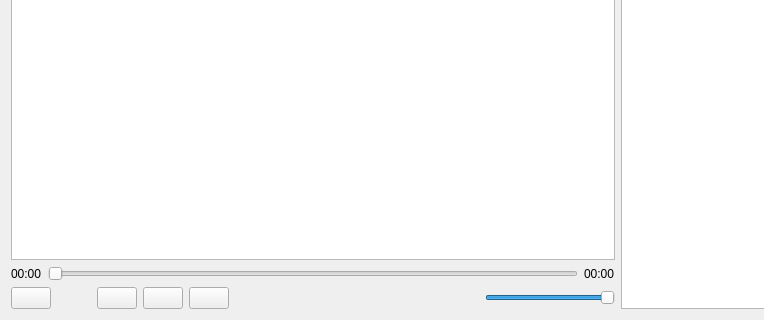
Above: src/ui/opened_project_frame.ui from tud-zih-energy/voice-annotation-tool before the change; both pictures show x 0 to 764 and y 420 to 740 of the 1235 by 740 pixel window. Below: the same form after it.
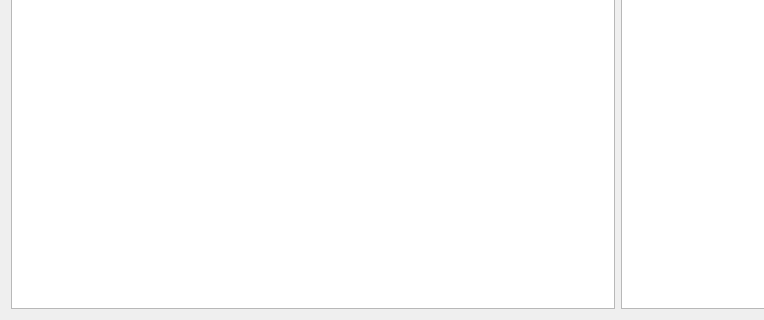
That is the form after the change. Icons and pictures are not drawn.

Commit message: Move audio playback UI into AudioPlaybackWidget class

What changed in the file:
```diff
--- a/src/ui/opened_project_frame.ui
+++ b/src/ui/opened_project_frame.ui
@@ -147,170 +147,6 @@
      <item>
       <widget class="QTextEdit" name="annotationEdit"/>
      </item>
-     <item>
-      <layout class="QHBoxLayout" name="playbackInfo">
-       <item>
-        <widget class="QLabel" name="elapsedTimeLabel">
-         <property name="text">
-          <string notr="true">00:00</string>
-         </property>
-        </widget>
-       </item>
-       <item>
-        <widget class="QSlider" name="timeSlider">
-         <property name="orientation">
-          <enum>Qt::Horizontal</enum>
-         </property>
-        </widget>
-       </item>
-       <item>
-        <widget class="QLabel" name="totalTimeLabel">
-         <property name="text">
-          <string notr="true">00:00</string>
-         </property>
-        </widget>
-       </item>
-      </layout>
-     </item>
-     <item>
-      <layout class="QHBoxLayout" name="playbackButtons">
-       <item>
-        <widget class="QPushButton" name="playPauseButton">
-         <property name="toolTip">
-          <string>Play / Pause</string>
-         </property>
-         <property name="icon">
-          <iconset resource="../../resources.qrc">
-           <normaloff>:/playback/play</normaloff>:/playback/play</iconset>
-         </property>
-         <property name="shortcut">
-          <string>Ctrl+Return</string>
-         </property>
-        </widget>
-       </item>
-       <item>
-        <spacer name="horizontalSpacer">
-         <property name="orientation">
-          <enum>Qt::Horizontal</enum>
-         </property>
-         <property name="sizeType">
-          <enum>QSizePolicy::Preferred</enum>
-         </property>
-         <property name="sizeHint" stdset="0">
-          <size>
-           <width>40</width>
-           <height>20</height>
-          </size>
-         </property>
-        </spacer>
-       </item>
-       <item>
-        <widget class="QPushButton" name="previousButton">
-         <property name="toolTip">
-          <string>Previous sample</string>
-         </property>
-         <property name="text">
-          <string/>
-         </property>
-         <property name="icon">
-          <iconset resource="../../resources.qrc">
-           <normaloff>:/playback/back</normaloff>:/playback/back</iconset>
-         </property>
-         <property name="shortcut">
-          <string>Ctrl+PgUp</string>
-         </property>
-        </widget>
-       </item>
-       <item>
-        <widget class="QPushButton" name="stopButton">
-         <property name="toolTip">
-          <string>Stop</string>
-         </property>
-         <property name="text">
-          <string/>
-         </property>
-         <property name="icon">
-          <iconset resource="../../resources.qrc">
-           <normaloff>:/playback/stop</normaloff>:/playback/stop</iconset>
-         </property>
-         <property name="shortcut">
-          <string>Ctrl+P</string>
-         </property>
-        </widget>
-       </item>
-       <item>
-        <widget class="QPushButton" name="nextButton">
-         <property name="toolTip">
-          <string>Next sample</string>
-         </property>
-         <property name="text">
-          <string/>
-         </property>
-         <property name="icon">
-          <iconset resource="../../resources.qrc">
-           <normaloff>:/playback/skip</normaloff>:/playback/skip</iconset>
-         </property>
-         <property name="shortcut">
-          <string>Ctrl+PgDown</string>
-         </property>
-        </widget>
-       </item>
-       <item>
-        <spacer name="horizontalSpacer_2">
-         <property name="orientation">
-          <enum>Qt::Horizontal</enum>
-         </property>
-         <property name="sizeHint" stdset="0">
-          <size>
-           <width>40</width>
-           <height>20</height>
-          </size>
-         </property>
-        </spacer>
-       </item>
-       <item>
-        <widget class="QLabel" name="volumeLabel">
-         <property name="sizePolicy">
-          <sizepolicy hsizetype="Maximum" vsizetype="Preferred">
-           <horstretch>0</horstretch>
-           <verstretch>0</verstretch>
-          </sizepolicy>
-         </property>
-         <property name="text">
-          <string/>
-         </property>
-         <property name="pixmap">
-          <pixmap resource="../../resources.qrc">:/playback/volume</pixmap>
-         </property>
-        </widget>
-       </item>
-       <item>
-        <widget class="QSlider" name="volumeSlider">
-         <property name="sizePolicy">
-          <sizepolicy hsizetype="Preferred" vsizetype="Fixed">
-           <horstretch>0</horstretch>
-           <verstretch>0</verstretch>
-          </sizepolicy>
-         </property>
-         <property name="minimumSize">
-          <size>
-           <width>130</width>
-           <height>0</height>
-          </size>
-         </property>
-         <property name="maximum">
-          <number>100</number>
-         </property>
-         <property name="value">
-          <number>100</number>
-         </property>
-         <property name="orientation">
-          <enum>Qt::Horizontal</enum>
-         </property>
-        </widget>
-       </item>
-      </layout>
-     </item>
     </layout>
    </item>
    <item>
```
Left out of the diff: 50 changed lines with no effect on the pictures. The commit also changes 8 other files.
